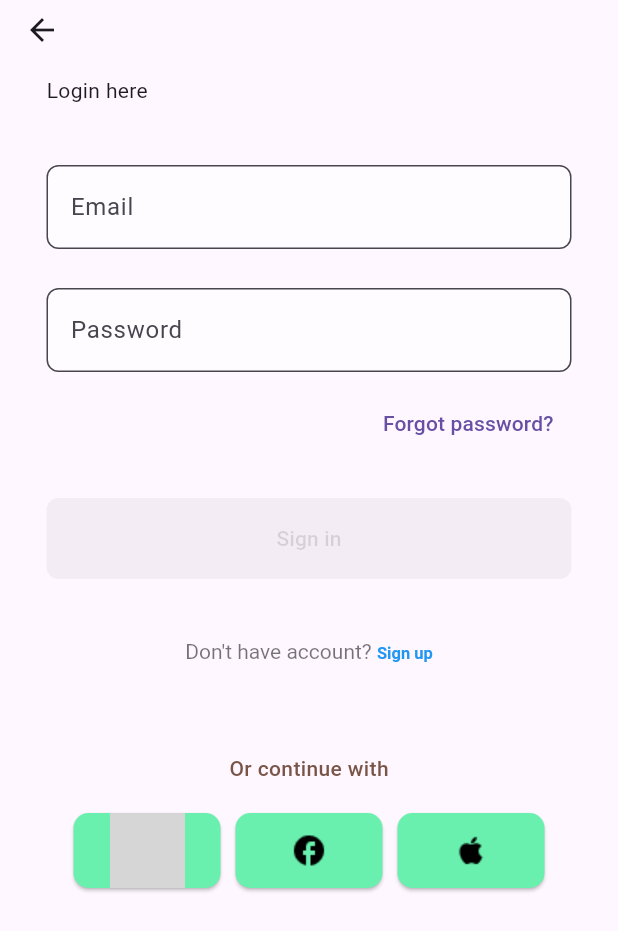
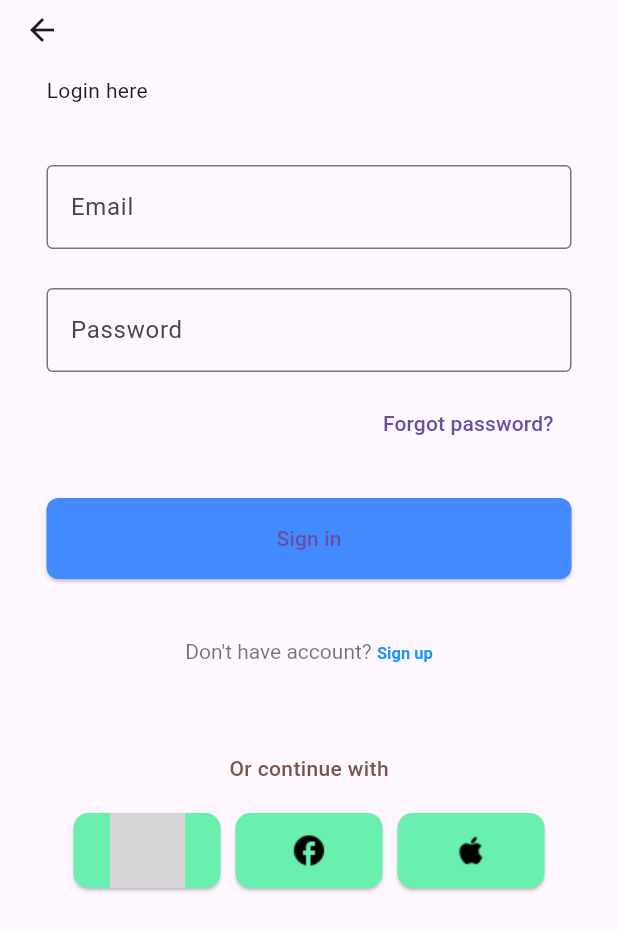
Before and after one commit to sagarthecoder/Weather-Flutter-App, a Flutter app: the LoginScreen screen opened directly, on a phone screen of 412 x 824 dp. Shown: the top 931 px of the screen. Run offline on Flutter 3.47's test engine with Material 3 defaults, Android fonts, the phone set to English and light mode, and no system bars; our stand-ins replace bloc, chewie, dio, equatable, firebase_auth, firebase_core and 9 more; missing offline and left inert: json_theme; accounts and stored records are empty; grey boxes are pictures that could not be loaded.

Commit message:
bloc pattern in Login

```diff
--- a/lib/Modules/UISections/Oauth/Login/Views/LoginScreen.dart
+++ b/lib/Modules/UISections/Oauth/Login/Views/LoginScreen.dart
@@ -1,10 +1,14 @@
 import 'package:flutter/gestures.dart';
 import 'package:flutter/material.dart';
+import 'package:flutter_bloc/flutter_bloc.dart';
 import 'package:provider/provider.dart';
 import 'package:weather_flutter/Modules/CustomViews/Field/CustomTextField.dart';
 import 'package:weather_flutter/Modules/Service/AuthService/AuthService.dart';
 import 'package:weather_flutter/Modules/UISections/Oauth/Login/Model/OauthEnums.dart';
 import 'package:weather_flutter/Modules/UISections/Oauth/Login/ViewModel/AuthViewModel.dart';
+import 'package:weather_flutter/Modules/UISections/Oauth/Login/bloc/login_bloc.dart';
+import 'package:weather_flutter/Modules/UISections/Oauth/Login/bloc/login_event.dart';
+import 'package:weather_flutter/Modules/UISections/Oauth/Login/bloc/login_state.dart';
 
 import '../../../Home/Views/HomeScreen.dart';
 import '../../../Theme/Model/ThemeProvider.dart';
@@ -21,6 +25,9 @@ class LoginScreen extends StatefulWidget {
 class _LoginScreenState extends State<LoginScreen> {
   TextEditingController email = TextEditingController();
   TextEditingController password = TextEditingController();
+
+  FocusNode emailFocused = FocusNode();
+  FocusNode passwordFocused = FocusNode();
   AuthViewModel viewModel = AuthViewModel();
 
   bool isLoading = false;
@@ -29,8 +36,8 @@ class _LoginScreenState extends State<LoginScreen> {
   void initState() {
     // TODO: implement initState
     super.initState();
-    email.addListener(updateStates);
-    password.addListener(updateStates);
+    //email.addListener(updateStates);
+    // password.addListener(updateStates);
   }
 
   void updateStates() {
@@ -47,14 +54,15 @@ class _LoginScreenState extends State<LoginScreen> {
   Widget build(BuildContext context) {
     ThemeProvider themeProvider = Provider.of<ThemeProvider>(context);
     return Scaffold(
-        backgroundColor:
-            themeProvider.currentThemeData?.scaffoldBackgroundColor,
+      backgroundColor: themeProvider.currentThemeData?.scaffoldBackgroundColor,
       appBar: AppBar(
         backgroundColor:
             themeProvider.currentThemeData?.appBarTheme.backgroundColor,
         toolbarHeight: 30,
       ),
-        body: Stack(children: [
+      body: BlocProvider(
+          create: (_) => LoginBloc(),
+          child: Stack(children: [
             Container(
               margin: const EdgeInsets.only(top: 20, left: 31, right: 31),
               child: Column(children: [
@@ -76,8 +84,8 @@ class _LoginScreenState extends State<LoginScreen> {
                     alignment: Alignment.centerRight,
                     child: TextButton(
                         onPressed: () {},
-                      style:
-                          themeProvider.currentThemeData?.textButtonTheme.style,
+                        style: themeProvider
+                            .currentThemeData?.textButtonTheme.style,
                         child: const Align(
                           alignment: Alignment.centerRight,
                           child: Text(
@@ -106,7 +114,8 @@ class _LoginScreenState extends State<LoginScreen> {
                           fontSize: 11),
                       recognizer: TapGestureRecognizer()
                         ..onTap = () {
-                        Navigator.push(context, MaterialPageRoute(builder: (_) {
+                          Navigator.push(context,
+                              MaterialPageRoute(builder: (_) {
                             return const SignupScreen();
                           }));
                         },
@@ -124,17 +133,25 @@ class _LoginScreenState extends State<LoginScreen> {
               ]),
             ),
             showLoaderIfNeeded(),
-        ]));
+          ])),
+    );
   }
 
   Widget showLoaderIfNeeded() {
-    if (isLoading) {
-      return const Center(
-        child: CircularProgressIndicator(),
-      );
+    return BlocBuilder<LoginBloc, LoginState>(builder: (context, state) {
+      if (state.state == LoginAPIState.loading) {
+        return const CircularProgressIndicator();
       } else {
         return Container();
       }
+    });
+    // if (isLoading) {
+    //   return const Center(
+    //     child: CircularProgressIndicator(),
+    //   );
+    // } else {
+    //   return Container();
+    // }
   }
 
   showAlertDialog(BuildContext context, String message,
@@ -168,23 +185,71 @@ class _LoginScreenState extends State<LoginScreen> {
   Widget buildTextFields() {
     return Column(
       children: [
-        CustomTextField(
-          placeholder: 'Email',
-          controller: email,
+        BlocBuilder<LoginBloc, LoginState>(
+            buildWhen: (previous, current) => previous.email != current.email,
+            builder: (context, state) {
+              return TextFormField(
+                keyboardType: TextInputType.text,
+                focusNode: emailFocused,
+                decoration: const InputDecoration(
+                  hintText: 'Email',
+                  border: OutlineInputBorder(),
                 ),
+                onChanged: (value) {
+                  context.read<LoginBloc>().add(EmailChanged(email: value));
+                },
+              );
+            }),
         const SizedBox(
           height: 26,
         ),
-        CustomTextField(
-          placeholder: 'Password',
-          controller: password,
+        BlocBuilder<LoginBloc, LoginState>(
+            buildWhen: (previous, current) =>
+                previous.password != current.password,
+            builder: (context, state) {
+              return TextFormField(
+                keyboardType: TextInputType.text,
+                focusNode: passwordFocused,
+                decoration: const InputDecoration(
+                  hintText: 'Password',
+                  border: OutlineInputBorder(),
                 ),
+                onChanged: (value) {
+                  context
+                      .read<LoginBloc>()
+                      .add(PasswordChanged(password: value));
+                },
+              );
+            }),
       ],
     );
   }
 
   Widget makeSignInButton() {
     ThemeProvider themeProvider = Provider.of<ThemeProvider>(context);
+    return BlocListener<LoginBloc, LoginState>(
+      listener: (context, state) {
+        print('Listen');
+        switch (state.state) {
+          case LoginAPIState.loading:
+            print("Loading");
+            ScaffoldMessenger.of(context)
+              ..hideCurrentSnackBar()
+              ..showSnackBar(SnackBar(content: Text(state.message.toString())));
+            print("Failed");
+          case LoginAPIState.failed:
+            ScaffoldMessenger.of(context)
+              ..hideCurrentSnackBar()
+              ..showSnackBar(SnackBar(content: Text(state.message.toString())));
+          case LoginAPIState.success:
+            print("Success");
+            gotoHome(context);
+          default:
+            print("default");
+            break;
+        }
+      },
+      child: BlocBuilder<LoginBloc, LoginState>(builder: (context, state) {
         return SizedBox(
           width: double.infinity,
           height: 54,
@@ -194,7 +259,9 @@ class _LoginScreenState extends State<LoginScreen> {
               onPressed: isEnabledLoginButton()
                   ? () {
                       print("Sign in button pressed");
-                  signIn(context);
+                      context.read<LoginBloc>().add(LoginWithEmailPass());
+
+                      // signIn(context);
                     }
                   : null,
               style: ElevatedButton.styleFrom(
@@ -208,10 +275,13 @@ class _LoginScreenState extends State<LoginScreen> {
             ),
           ),
         );
+      }),
+    );
   }
 
   bool isEnabledLoginButton() {
-    return (email.text.isNotEmpty && password.text.isNotEmpty);
+    return true;
+    // return (email. && password.text.isNotEmpty);
   }
 
   Future<void> socialLogin(
--- /dev/null
+++ b/lib/Modules/UISections/Oauth/Login/bloc/login_event.dart
@@ -0,0 +1,21 @@
+import 'package:equatable/equatable.dart';
+
+abstract class LoginEvent extends Equatable {
+  const LoginEvent();
+
+  @override
+  // TODO: implement props
+  List<Object?> get props => [];
+}
+
+class EmailChanged extends LoginEvent {
+  final String email;
+  const EmailChanged({required this.email});
+}
+
+class PasswordChanged extends LoginEvent {
+  final String password;
+  const PasswordChanged({required this.password});
+}
+
+class LoginWithEmailPass extends LoginEvent {}
--- /dev/null
+++ b/lib/Modules/UISections/Oauth/Login/bloc/login_state.dart
@@ -0,0 +1,22 @@
+import 'package:equatable/equatable.dart';
+
+enum LoginAPIState {
+  loading, failed, success, none
+}
+
+class LoginState extends Equatable {
+  final String email;
+  final String password;
+  final LoginAPIState state;
+  final String? message;
+  const LoginState({this.email = "", this.password = "", this.state = LoginAPIState.none, this.message});
+
+  LoginState copyWith({String? email, String? password, LoginAPIState? state, String? message}) {
+    return LoginState(
+        email: email ?? this.email, password: password ?? this.password, state: state ?? this.state, message: message ?? this.message);
+  }
+
+  @override
+  // TODO: implement props
+  List<Object?> get props => [email, password];
+}
--- a/pubspec.yaml
+++ b/pubspec.yaml
@@ -56,6 +56,11 @@ dependencies:
   get: ^4.6.6
   video_player: ^2.9.1
   chewie: ^1.8.5
+
+  flutter_bloc: ^8.1.6
+  equatable: ^2.0.5
+  bloc: ^8.1.4
+
 dev_dependencies:
   flutter_test:
     sdk: flutter
```
Also changed, not shown: lib/Modules/UISections/Oauth/Login/bloc/login_bloc.dart (added, +37 -0 lines), pubspec.lock. Lines whose indentation alone changed are shown as unchanged.
